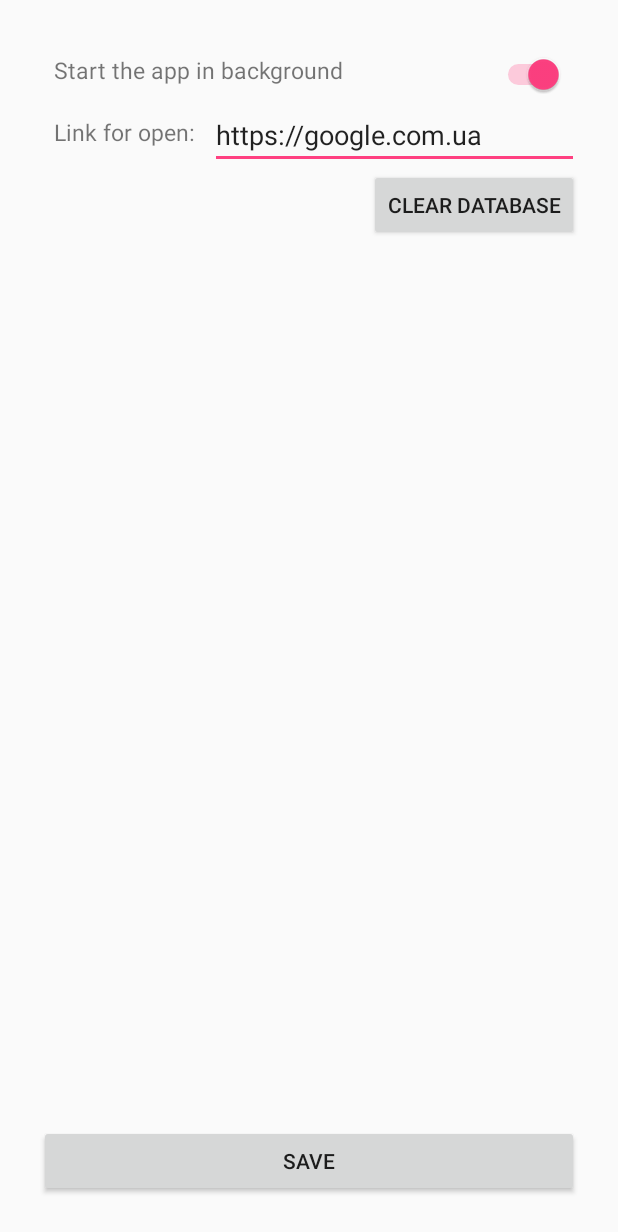
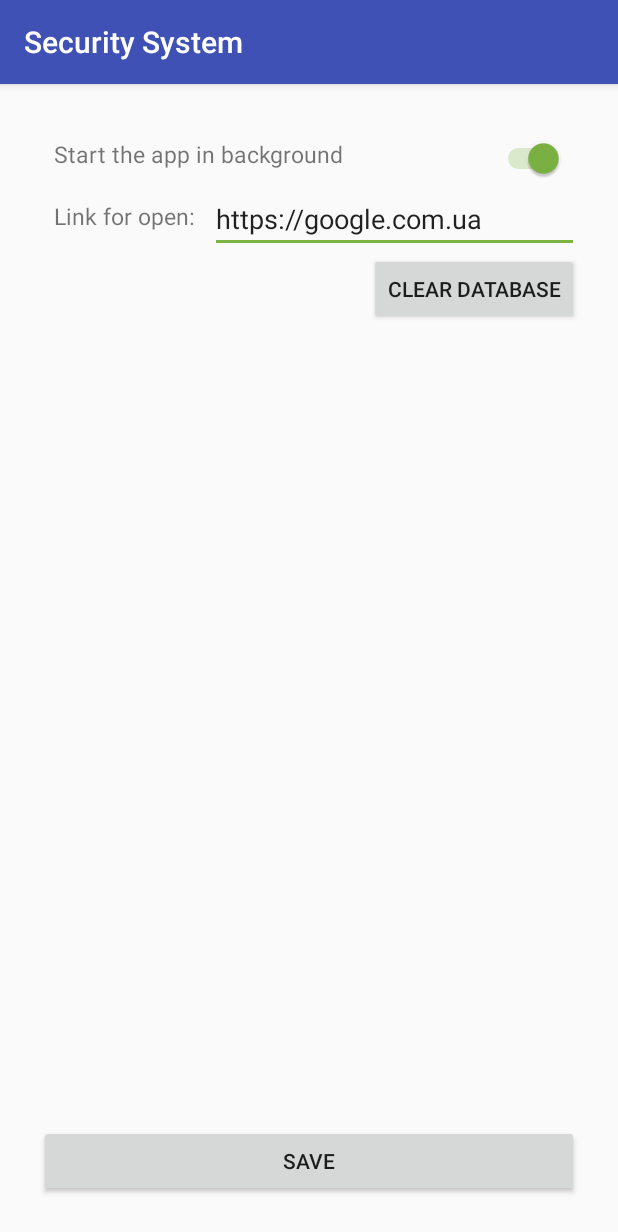
Before and after one commit to vaginessa/DoorCameraSpecialProject, an Android app: the SettingsActivity screen opened directly, with no data from a screen before it, on a phone screen of 412 x 824 dp. Shown: the top 1232 px of the screen. Run offline under Robolectric (Android 15) with nearby library versions, the phone set to English and light mode, and no system bars.

Commit message:
change colors in switch element and edit element. Also settings now extends AppCompatActivity

```diff
--- a/app/src/main/java/vadymshevchenko/com/doorcameraandroidspecialproject/SettingsActivity.java
+++ b/app/src/main/java/vadymshevchenko/com/doorcameraandroidspecialproject/SettingsActivity.java
@@ -1,6 +1,5 @@
 package vadymshevchenko.com.doorcameraandroidspecialproject;
 
-import android.app.Activity;
 import android.content.Context;
 import android.content.DialogInterface;
 import android.content.SharedPreferences;
@@ -8,13 +7,13 @@ import android.database.sqlite.SQLiteDatabase;
 import android.database.sqlite.SQLiteException;
 import android.os.Bundle;
 import android.support.v7.app.AlertDialog;
-import android.util.Log;
+import android.support.v7.app.AppCompatActivity;
 import android.view.View;
 import android.widget.EditText;
 import android.widget.Switch;
 import android.widget.Toast;
 
-public class SettingsActivity extends Activity {
+public class SettingsActivity extends AppCompatActivity {
 
     public static boolean isRunBackground = true;
     public static String linkToWeb = "https://google.com.ua";
--- a/app/src/main/res/values/styles.xml
+++ b/app/src/main/res/values/styles.xml
@@ -5,7 +5,7 @@
         <!-- Customize your theme here. -->
         <item name="colorPrimary">@color/colorPrimary</item>
         <item name="colorPrimaryDark">@color/colorPrimaryDark</item>
-        <item name="colorAccent">@color/colorAccent</item>
+        <item name="colorAccent">@color/colorStartButton</item>
     </style>
 
     <style name="AppTheme.NoActionBar">
```
